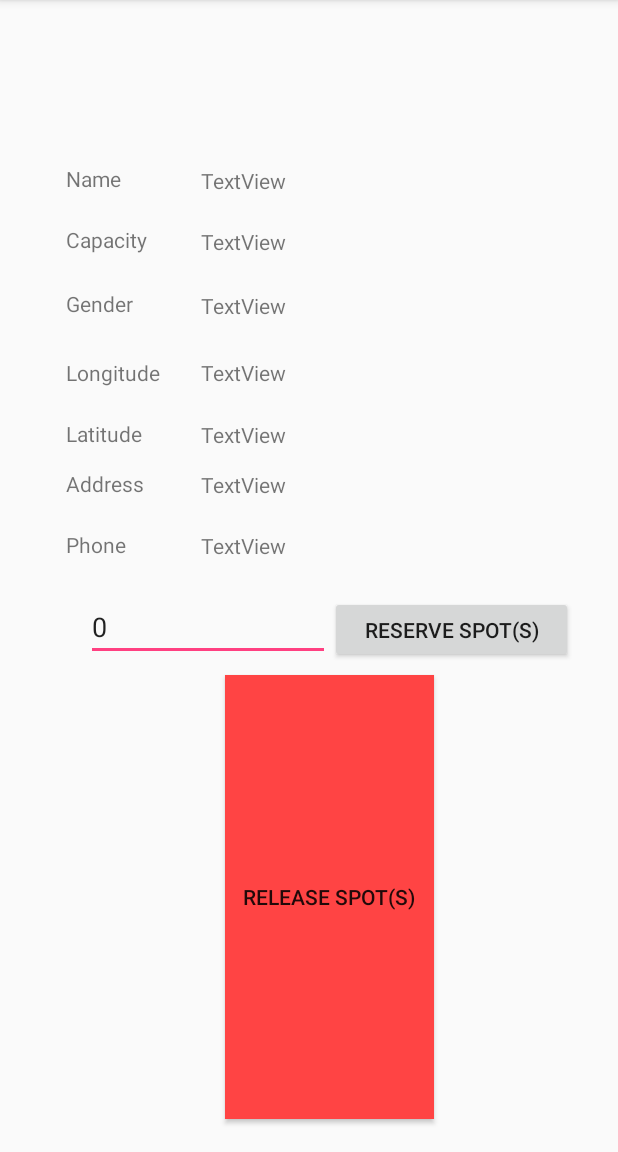
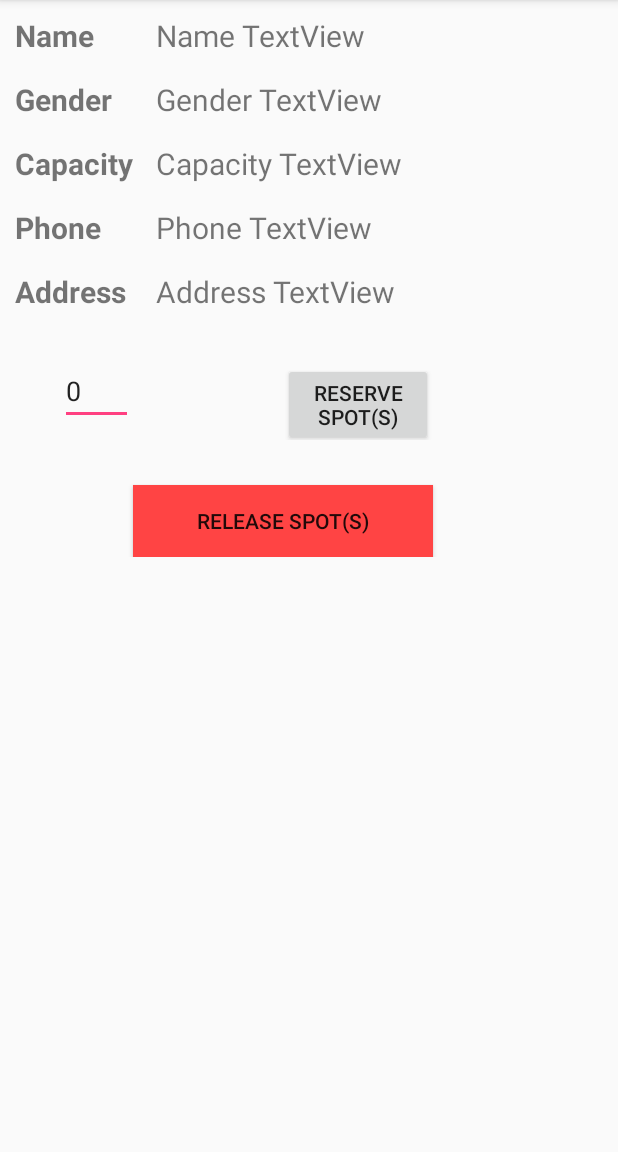
Before and after one commit to sscheele/shelter-helper, an Android app: the shelter_detail_view screen opened directly, with no data from a screen before it, on a phone screen of 412 x 824 dp, the part 84-1236 px from its top. Run offline under Robolectric (Android 15) with nearby library versions, the phone set to English and light mode, and no system bars; our stand-ins replace Firebase (no records; nobody signed in at launch, a user with empty details on screens opened directly); 6 statements that could not run were skipped.

Commit message:
Fixed each shelter appearing twice problem
The list now only shows each shelter once. Also added table view UI to shelter detail view!

```diff
--- a/app/src/main/java/com/a2340/shelterhelper/MainActivity.java
+++ b/app/src/main/java/com/a2340/shelterhelper/MainActivity.java
@@ -45,8 +45,9 @@ public class MainActivity extends AppCompatActivity {
             @Override
             public void onChildAdded(DataSnapshot dataSnapshot, String s) {
                 Shelter newShelter = dataSnapshot.getValue(Shelter.class);
-                listAdapter.add(newShelter);
+                //listAdapter.add(newShelter);
                 shelters.add(newShelter);
+                listAdapter.notifyDataSetChanged();
                 Log.i("SHELTADD", "" + newShelter.key);
             }
 
@@ -56,6 +57,7 @@ public class MainActivity extends AppCompatActivity {
                 for (int i = 0; i < shelters.size(); i++) {
                     if (shelters.get(i).name.equals(changedShelter.name)) {
                         shelters.set(i, changedShelter);
+                        listAdapter.notifyDataSetChanged();
                         return;
                     }
                 }
--- a/app/src/main/java/com/a2340/shelterhelper/shelter_detail_view.java
+++ b/app/src/main/java/com/a2340/shelterhelper/shelter_detail_view.java
@@ -21,8 +21,8 @@ public class shelter_detail_view extends AppCompatActivity {
         ((TextView) findViewById(R.id.name_tv)).setText(s.name);
         ((TextView) findViewById(R.id.capacity_tv)).setText("" + s.capacity);
         ((TextView) findViewById(R.id.gender_tv)).setText(s.restrictions);
-        ((TextView) findViewById(R.id.longitude_tv)).setText("" + s.longitude);
-        ((TextView) findViewById(R.id.latitiude_tv)).setText("" + s.latitude);
+        //((TextView) findViewById(R.id.longitude_tv)).setText("" + s.longitude);
+        //((TextView) findViewById(R.id.latitiude_tv)).setText("" + s.latitude);
         ((TextView) findViewById(R.id.address_tv)).setText(s.address);
         ((TextView) findViewById(R.id.phone_tv)).setText(s.phone);
 
--- a/app/src/main/res/layout/activity_shelter_detail_view.xml
+++ b/app/src/main/res/layout/activity_shelter_detail_view.xml
@@ -1,72 +1,186 @@
 <?xml version="1.0" encoding="utf-8"?>
-<android.support.constraint.ConstraintLayout xmlns:android="http://schemas.android.com/apk/res/android"
+<!--<android.support.constraint.ConstraintLayout xmlns:android="http://schemas.android.com/apk/res/android"
     xmlns:app="http://schemas.android.com/apk/res-auto"
     xmlns:tools="http://schemas.android.com/tools"
     android:layout_width="match_parent"
     android:layout_height="match_parent"
     tools:context="com.a2340.shelterhelper.shelter_detail_view"
-    tools:layout_editor_absoluteY="81dp">
+    tools:layout_editor_absoluteY="81dp"> -->
+<TableLayout xmlns:android="http://schemas.android.com/apk/res/android"
+    android:layout_width="fill_parent"
+    android:layout_height="fill_parent"
+    android:shrinkColumns="1">
+
+    <TableRow>
+        <TextView
+            android:id="@+id/nameDetailView"
+            android:layout_width="wrap_content"
+            android:layout_height="wrap_content"
+            android:layout_marginTop="10dp"
+            android:layout_marginStart="10dp"
+            android:text="Name"
+            android:textStyle="bold"
+            android:textSize="20dp"/>
+        <!--app:layout_constraintStart_toStartOf="parent"
+        app:layout_constraintTop_toTopOf="parent"-->
+
+        <TextView
+            android:id="@+id/name_tv"
+            android:layout_width="wrap_content"
+            android:layout_height="wrap_content"
+            android:layout_marginStart="15dp"
+            android:layout_marginTop="10dp"
+            android:text="Name TextView"
+            android:textSize="20dp"/>
+            <!--app:layout_constraintBottom_toTopOf="@+id/textView17"
+            app:layout_constraintStart_toEndOf="@+id/textView17"-->
+
+
+    </TableRow>
+
+    <TableRow>
+        <TextView
+            android:id="@+id/genderDetailView"
+            android:layout_width="wrap_content"
+            android:layout_height="wrap_content"
+            android:layout_marginTop="15dp"
+            android:layout_marginStart="10dp"
+            android:text="Gender"
+            android:textStyle="bold"
+            android:textSize="20dp"/>
+        <!--app:layout_constraintStart_toStartOf="@+id/textView17"
+        app:layout_constraintTop_toBottomOf="@+id/textView17"-->
 
         <TextView
             android:id="@+id/gender_tv"
             android:layout_width="wrap_content"
             android:layout_height="wrap_content"
-        android:layout_marginTop="23dp"
-        android:text="TextView"
-        app:layout_constraintStart_toStartOf="@+id/capacity_tv"
-        app:layout_constraintTop_toBottomOf="@+id/capacity_tv" />
+            android:layout_marginStart="15dp"
+            android:layout_marginTop="15dp"
+            android:text="Gender TextView"
+            android:textSize="20dp"/>
+            <!--app:layout_constraintStart_toStartOf="@+id/capacity_tv"
+            app:layout_constraintTop_toBottomOf="@+id/capacity_tv"-->
+    </TableRow>
+
+    <TableRow>
+        <TextView
+            android:id="@+id/capDetailView"
+            android:layout_width="wrap_content"
+            android:layout_height="wrap_content"
+            android:layout_marginTop="15dp"
+            android:layout_marginStart="10dp"
+            android:text="Capacity"
+            android:textStyle="bold"
+            android:textSize="20dp"/>
+            <!--app:layout_constraintStart_toStartOf="@+id/nameDetailView"
+            app:layout_constraintTop_toBottomOf="@+id/nameDetailView"-->
 
         <TextView
-        android:id="@+id/textView14"
+            android:id="@+id/capacity_tv"
             android:layout_width="wrap_content"
             android:layout_height="wrap_content"
-        android:layout_marginTop="23dp"
-        android:text="Gender"
-        app:layout_constraintStart_toStartOf="@+id/textView17"
-        app:layout_constraintTop_toBottomOf="@+id/textView17" />
+            android:layout_marginTop="15dp"
+            android:layout_marginStart="15dp"
+            android:text="Capacity TextView"
+            android:textSize="20dp"/>
+            <!--app:layout_constraintStart_toStartOf="@+id/name_tv"
+            app:layout_constraintTop_toBottomOf="@+id/name_tv"-->
+    </TableRow>
+
+    <TableRow>
+        <TextView
+            android:id="@+id/phoneDetailView"
+            android:layout_width="wrap_content"
+            android:layout_height="wrap_content"
+            android:layout_marginTop="15dp"
+            android:layout_marginStart="10dp"
+            android:text="Phone"
+            android:textStyle="bold"
+            android:textSize="20dp"/>
+        <!--app:layout_constraintStart_toStartOf="@+id/textView18"
+        app:layout_constraintTop_toBottomOf="@+id/textView18"-->
 
         <TextView
-        android:id="@+id/textView15"
+            android:id="@+id/phone_tv"
             android:layout_width="wrap_content"
             android:layout_height="wrap_content"
-        android:layout_marginStart="44dp"
-        android:layout_marginTop="109dp"
-        android:text="Name"
-        app:layout_constraintStart_toStartOf="parent"
-        app:layout_constraintTop_toTopOf="parent" />
+            android:layout_marginTop="15dp"
+            android:layout_marginStart="15dp"
+            android:text="Phone TextView"
+            android:textSize="20dp"/>
+            <!--app:layout_constraintStart_toStartOf="@+id/address_tv"
+            app:layout_constraintTop_toBottomOf="@+id/address_tv"-->
+    </TableRow>
+
+    <TableRow>
+        <TextView
+            android:id="@+id/addressDetailView"
+            android:layout_width="wrap_content"
+            android:layout_height="wrap_content"
+            android:layout_marginTop="15dp"
+            android:layout_marginStart="10dp"
+            android:text="Address"
+            android:textStyle="bold"
+            android:textSize="20dp"/>
+            <!--app:layout_constraintStart_toStartOf="@+id/textView19"
+            app:layout_constraintTop_toBottomOf="@+id/textView19" -->
 
         <TextView
-        android:id="@+id/textView16"
+            android:id="@+id/address_tv"
             android:layout_width="wrap_content"
             android:layout_height="wrap_content"
-        android:layout_marginTop="21dp"
-        android:text="Phone"
-        app:layout_constraintStart_toStartOf="@+id/textView18"
-        app:layout_constraintTop_toBottomOf="@+id/textView18" />
+            android:layout_marginTop="15dp"
+            android:layout_marginStart="15dp"
+            android:inputType="textMultiLine"
+            android:text="Address TextView"
+            android:textSize="20dp"/>
+            <!--app:layout_constraintStart_toStartOf="@+id/latitiude_tv"
+            app:layout_constraintTop_toBottomOf="@+id/latitiude_tv"-->
+    </TableRow>
 
-    <TextView
-        android:id="@+id/textView17"
+    <TableRow>
+
+        <EditText
+            android:id="@+id/reserve_number_box"
             android:layout_width="wrap_content"
             android:layout_height="wrap_content"
-        android:layout_marginTop="21dp"
-        android:text="Capacity"
-        app:layout_constraintStart_toStartOf="@+id/textView15"
-        app:layout_constraintTop_toBottomOf="@+id/textView15" />
+            android:layout_marginStart="40dp"
+            android:layout_marginTop="30dp"
+            android:inputType="number"
+            android:text="0" />
 
-    <TextView
-        android:id="@+id/textView18"
-        android:layout_width="wrap_content"
+        <Button
+            android:id="@+id/reserve_btn"
+            android:layout_width="100dp"
             android:layout_height="wrap_content"
-        android:layout_marginTop="14dp"
-        android:text="Address"
-        app:layout_constraintStart_toStartOf="@+id/textView19"
-        app:layout_constraintTop_toBottomOf="@+id/textView19" />
+            android:layout_marginStart="100dp"
+            android:layout_marginEnd="20dp"
+            android:layout_marginTop="30dp"
+            android:text="Reserve Spot(s)" />
+    </TableRow>
 
+    <TableRow>
+
+        <Button
+            android:id="@+id/release_bed_btn"
+            android:layout_width="80dp"
+            android:layout_height="wrap_content"
+            android:layout_column="1"
+            android:layout_marginTop="30dp"
+            android:layout_marginEnd="20dp"
+            android:background="@android:color/holo_red_light"
+            android:text="Release Spot(s)" />
+    </TableRow>
+
+</TableLayout>
+
+    <!--
         <TextView
             android:id="@+id/textView19"
             android:layout_width="wrap_content"
             android:layout_height="wrap_content"
-        android:layout_marginTop="21dp"
+            android:layout_marginTop="32dp"
             android:text="Latitude"
             app:layout_constraintStart_toStartOf="@+id/textView20"
             app:layout_constraintTop_toBottomOf="@+id/textView20" />
@@ -75,24 +189,18 @@
             android:id="@+id/textView20"
             android:layout_width="wrap_content"
             android:layout_height="wrap_content"
+            android:layout_marginStart="12dp"
             android:text="Longitude"
             app:layout_constraintBaseline_toBaselineOf="@+id/longitude_tv"
-        app:layout_constraintStart_toStartOf="@+id/textView14" />
+            app:layout_constraintStart_toStartOf="@+id/genderDetailView" />
 
-    <TextView
-        android:id="@+id/phone_tv"
-        android:layout_width="wrap_content"
-        android:layout_height="wrap_content"
-        android:layout_marginTop="21dp"
-        android:text="TextView"
-        app:layout_constraintStart_toStartOf="@+id/address_tv"
-        app:layout_constraintTop_toBottomOf="@+id/address_tv" />
+
 
         <TextView
             android:id="@+id/latitiude_tv"
             android:layout_width="wrap_content"
             android:layout_height="wrap_content"
-        android:layout_marginTop="22dp"
+            android:layout_marginTop="32dp"
             android:text="TextView"
             app:layout_constraintStart_toStartOf="@+id/longitude_tv"
             app:layout_constraintTop_toBottomOf="@+id/longitude_tv" />
@@ -104,72 +212,6 @@
             android:layout_marginTop="25dp"
             android:text="TextView"
             app:layout_constraintStart_toStartOf="@+id/gender_tv"
-        app:layout_constraintTop_toBottomOf="@+id/gender_tv" />
+            app:layout_constraintTop_toBottomOf="@+id/gender_tv" /> -->
 
-    <TextView
-        android:id="@+id/address_tv"
-        android:layout_width="wrap_content"
-        android:layout_height="wrap_content"
-        android:layout_marginTop="14dp"
-        android:text="TextView"
-        app:layout_constraintStart_toStartOf="@+id/latitiude_tv"
-        app:layout_constraintTop_toBottomOf="@+id/latitiude_tv" />
-
-    <TextView
-        android:id="@+id/capacity_tv"
-        android:layout_width="wrap_content"
-        android:layout_height="wrap_content"
-        android:layout_marginTop="21dp"
-        android:text="TextView"
-        app:layout_constraintStart_toStartOf="@+id/name_tv"
-        app:layout_constraintTop_toBottomOf="@+id/name_tv" />
-
-    <TextView
-        android:id="@+id/name_tv"
-        android:layout_width="wrap_content"
-        android:layout_height="wrap_content"
-        android:layout_marginBottom="20dp"
-        android:layout_marginStart="36dp"
-        android:text="TextView"
-        app:layout_constraintBottom_toTopOf="@+id/textView17"
-        app:layout_constraintStart_toEndOf="@+id/textView17" />
-
-    <EditText
-        android:id="@+id/reserve_number_box"
-        android:layout_width="0dp"
-        android:layout_height="43dp"
-        android:layout_marginStart="57dp"
-        android:layout_marginTop="24dp"
-        android:ems="10"
-        android:inputType="number"
-        android:text="0"
-        app:layout_constraintEnd_toStartOf="@+id/reserve_btn"
-        app:layout_constraintStart_toStartOf="parent"
-        app:layout_constraintTop_toBottomOf="@+id/phone_tv" />
-
-    <Button
-        android:id="@+id/reserve_btn"
-        android:layout_width="0dp"
-        android:layout_height="0dp"
-        android:layout_marginBottom="8dp"
-        android:layout_marginEnd="30dp"
-        android:text="Reserve Spot(s)"
-        app:layout_constraintBottom_toTopOf="@+id/release_bed_btn"
-        app:layout_constraintEnd_toEndOf="parent"
-        app:layout_constraintStart_toEndOf="@+id/reserve_number_box"
-        app:layout_constraintTop_toTopOf="@+id/reserve_number_box" />
-
-    <Button
-        android:id="@+id/release_bed_btn"
-        android:layout_width="139dp"
-        android:layout_height="0dp"
-        android:layout_marginBottom="22dp"
-        android:layout_marginTop="9dp"
-        android:background="@android:color/holo_red_light"
-        android:text="Release Spot(s)"
-        app:layout_constraintBottom_toBottomOf="parent"
-        app:layout_constraintEnd_toStartOf="@+id/reserve_btn"
-        app:layout_constraintStart_toStartOf="@+id/reserve_btn"
-        app:layout_constraintTop_toBottomOf="@+id/reserve_number_box" />
-
-</android.support.constraint.ConstraintLayout>
+<!--/android.support.constraint.ConstraintLayout> -->
```
Lines whose indentation alone changed are shown as unchanged.
